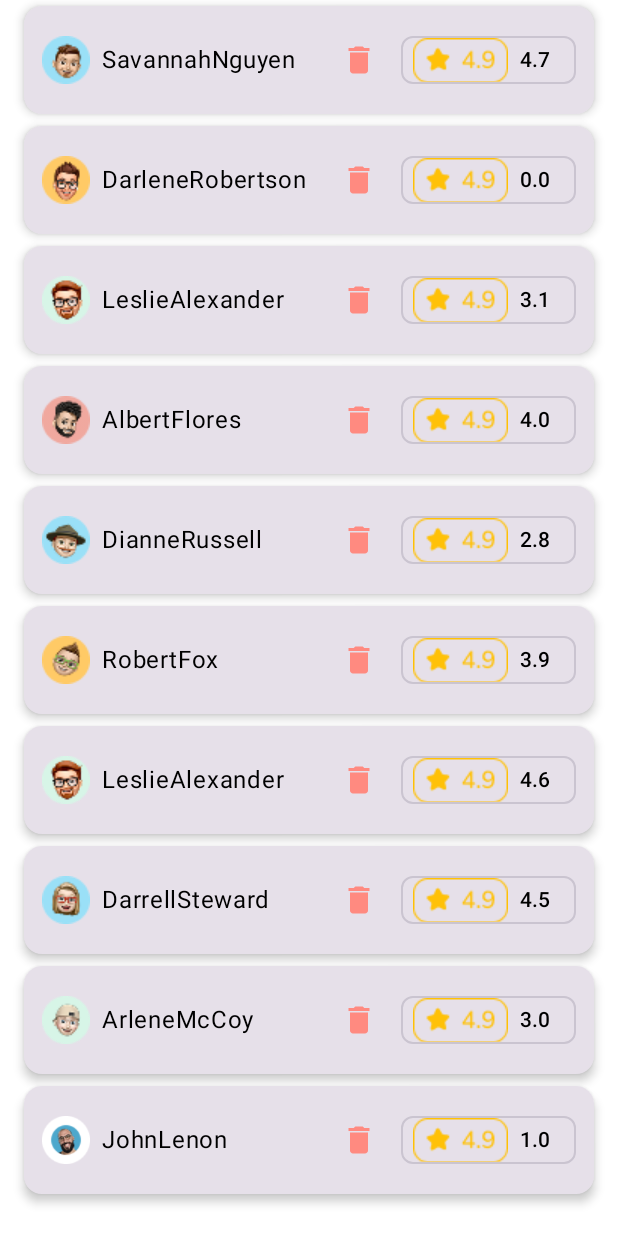
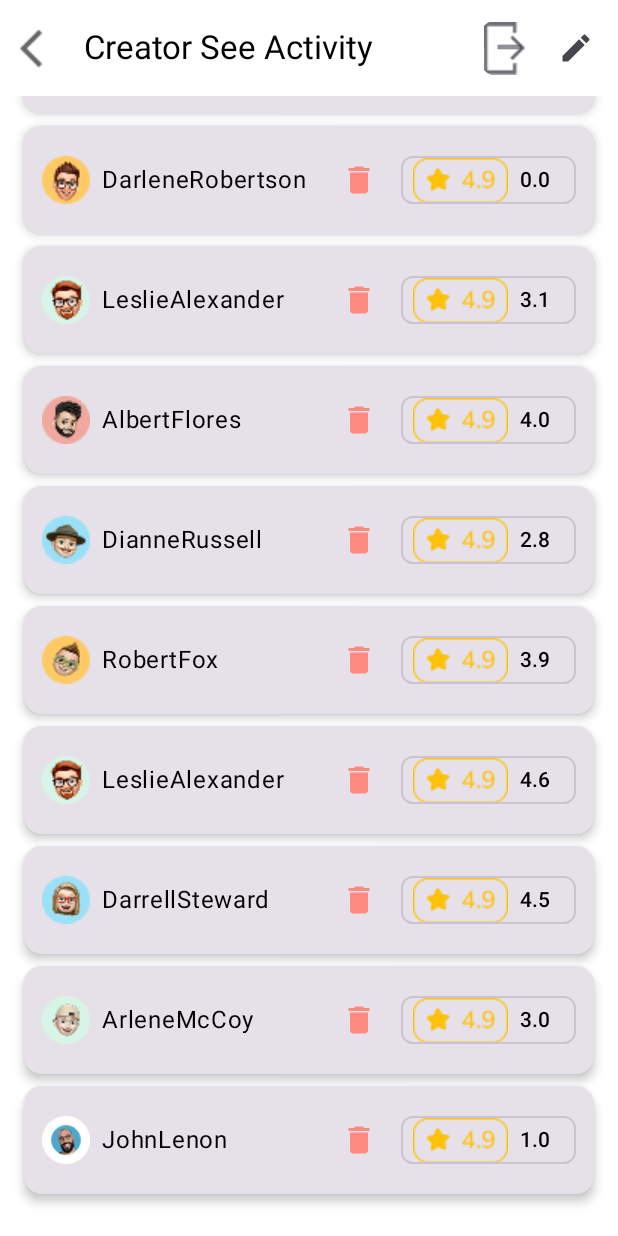
Before and after one commit to eduardoGONUBI/g10-TeamUP, an Android app built with Jetpack Compose: the CreatorActivityScreen screen opened through its navigation route, scrolled down 828 dp, on a phone screen of 412 x 824 dp. Run offline under Robolectric (Android 15) with nearby library versions, the phone set to English and light mode, and no system bars.

Commit message:
resolver problema no creator activity

```diff
--- a/FrontEnd/Mobile/app/src/main/java/com/example/teamup/ui/Scaffold.kt
+++ b/FrontEnd/Mobile/app/src/main/java/com/example/teamup/ui/Scaffold.kt
@@ -54,7 +54,7 @@ fun RootScaffold(appNav: NavHostController,startRoute: String = "Home") {
             composable("home") {
                 HomeScreen(
                     activities      = sampleActivities,
-                    onActivityClick = {navController.navigate("creator_activity")}
+                    onActivityClick = {appNav.navigate("creator_activity")}
                 )
             }
             composable("agenda") { AtivityScreen() }
@@ -69,11 +69,7 @@ fun RootScaffold(appNav: NavHostController,startRoute: String = "Home") {
             composable("notifications") {
                 NotificationScreen()
             }
-            composable("creator_activity") {
-                CreatorActivityScreen(
-                    onBack = { navController.popBackStack() }
-                )
-            }
+
         }
     }
 }
--- a/FrontEnd/Mobile/app/src/main/java/com/example/teamup/ui/screens/AtivityDetails/AtivityCreator.kt
+++ b/FrontEnd/Mobile/app/src/main/java/com/example/teamup/ui/screens/AtivityDetails/AtivityCreator.kt
@@ -1,3 +1,5 @@
+// CreatorActivityScreen.kt (ficheiro completo)
+
 package com.example.teamup.ui.screens
 
 import androidx.compose.foundation.Image
@@ -8,7 +10,6 @@ import androidx.compose.foundation.lazy.items
 import androidx.compose.material.icons.Icons
 import androidx.compose.material.icons.filled.Delete
 import androidx.compose.material.icons.filled.Edit
-import androidx.compose.material.icons.filled.Share
 import androidx.compose.material3.*
 import androidx.compose.runtime.*
 import androidx.compose.ui.Alignment
@@ -18,6 +19,10 @@ import androidx.compose.ui.layout.ContentScale
 import androidx.compose.ui.res.painterResource
 import androidx.compose.ui.text.font.FontWeight
 import androidx.compose.ui.unit.dp
+import androidx.compose.foundation.layout.WindowInsets
+import androidx.compose.foundation.layout.navigationBars
+import androidx.compose.foundation.layout.asPaddingValues
+import androidx.compose.foundation.layout.statusBarsPadding
 import com.example.teamup.R
 import com.google.android.gms.maps.model.CameraPosition
 import com.google.android.gms.maps.model.LatLng
@@ -46,46 +51,50 @@ private val participants = mutableStateListOf(
 fun CreatorActivityScreen(
     onBack: () -> Unit = {}
 ) {
-    // Posição aproximada do Complexo Desportivo da Rodovia (Braga)
     val braga = remember { LatLng(41.5535, -8.4170) }
     val cameraState = rememberCameraPositionState {
         position = CameraPosition.fromLatLngZoom(braga, 16f)
     }
 
-    LazyColumn(
+    Column(
         modifier = Modifier
             .fillMaxSize()
-            .background(MaterialTheme.colorScheme.background),
-        contentPadding = PaddingValues(bottom = 24.dp)
+            // só evita a barra de navegação (não há Scaffold nem BottomBar aqui)
+            .windowInsetsPadding(WindowInsets.navigationBars)
+            .background(MaterialTheme.colorScheme.background)
     ) {
-
-        /* ---------- Header ---------- */
-        item {
+        /* ---------- Header fixo ---------- */
         TopAppBar(
             title = { Text("Creator See Activity") },
             navigationIcon = {
                 IconButton(onClick = onBack) {
-                        Icon(painter = painterResource(
-                            id = R.drawable.arrow_back),
-                            contentDescription = "join")
+                    Icon(
+                        painter = painterResource(R.drawable.arrow_back),
+                        contentDescription = "Voltar"
+                    )
                 }
             },
             actions = {
-                    IconButton(onClick = { /* share */ }) {
+                IconButton(onClick = { /* partilhar */ }) {
                     Icon(
-                            painter = painterResource(
-                                id = R.drawable.join_activity),
-                            contentDescription = "join"
+                        painter = painterResource(R.drawable.join_activity),
+                        contentDescription = "Partilhar"
                     )
                 }
-                    IconButton(onClick = { /* edit */ }) {
+                IconButton(onClick = { /* editar */ }) {
                     Icon(Icons.Default.Edit, contentDescription = "Editar")
                 }
-                }
+            },
+            modifier = Modifier.statusBarsPadding()   // afasta da status bar
         )
-        }
 
-        /* ---------- Foto de capa ---------- */
+        /* ---------- Conteúdo rolável ---------- */
+        LazyColumn(
+            modifier = Modifier.fillMaxSize(),
+            contentPadding = PaddingValues(bottom = 24.dp)
+        ) {
+
+            /* Foto de capa */
             item {
                 Image(
                     painter = painterResource(R.drawable.sample_activity_photo),
@@ -97,13 +106,13 @@ fun CreatorActivityScreen(
                 )
             }
 
-        /* ---------- Card com info da atividade ---------- */
+            /* Card com info */
             item {
                 Card(
                     modifier = Modifier
                         .padding(16.dp)
                         .fillMaxWidth(),
-                elevation = CardDefaults.cardElevation(defaultElevation = 4.dp)
+                    elevation = CardDefaults.cardElevation(4.dp)
                 ) {
                     Column(Modifier.padding(16.dp)) {
                         Text("Futebolada – Sergio01", fontWeight = FontWeight.Bold)
@@ -114,11 +123,11 @@ fun CreatorActivityScreen(
                 }
             }
 
-        /* ---------- Mapa ---------- */
+            /* Mapa */
             item {
                 Text(
                     "Location",
-                style = MaterialTheme.typography.titleMedium,
+                    style    = MaterialTheme.typography.titleMedium,
                     modifier = Modifier.padding(start = 16.dp, top = 8.dp, bottom = 4.dp)
                 )
 
@@ -127,7 +136,7 @@ fun CreatorActivityScreen(
                         .padding(horizontal = 16.dp)
                         .fillMaxWidth()
                         .height(200.dp),
-                elevation = CardDefaults.cardElevation(defaultElevation = 4.dp)
+                    elevation = CardDefaults.cardElevation(4.dp)
                 ) {
                     GoogleMap(
                         modifier = Modifier.fillMaxSize(),
@@ -141,7 +150,7 @@ fun CreatorActivityScreen(
                 }
             }
 
-        /* ---------- Título + badge ---------- */
+            /* Participants + badge */
             item {
                 Spacer(Modifier.height(16.dp))
                 Row(
@@ -150,63 +159,54 @@ fun CreatorActivityScreen(
                 ) {
                     Text(
                         "Participants",
-                    style = MaterialTheme.typography.titleMedium,
+                        style    = MaterialTheme.typography.titleMedium,
                         modifier = Modifier.weight(1f)
                     )
                     AssistChip(
                         onClick = {},
-                    label = { Text("${participants.size}") },
-                    colors = AssistChipDefaults.assistChipColors(
+                        label   = { Text("${participants.size}") },
+                        colors  = AssistChipDefaults.assistChipColors(
                             containerColor = Color(0xFF7065FF),
-                        labelColor = Color.White
+                            labelColor     = Color.White
                         )
                     )
                 }
             }
 
-        /* ---------- Cabeçalho da tabela ---------- */
+            /* Cabeçalho da tabela */
             item {
                 Card(
                     modifier = Modifier
                         .padding(horizontal = 16.dp, vertical = 8.dp)
                         .fillMaxWidth(),
-                elevation = CardDefaults.cardElevation(defaultElevation = 4.dp)
+                    elevation = CardDefaults.cardElevation(4.dp)
                 ) {
                     Row(
                         modifier = Modifier
                             .fillMaxWidth()
                             .padding(12.dp)
                     ) {
-                    Text(
-                        text = "Participant Name",
-                        modifier = Modifier.weight(1f),
-                        fontWeight = FontWeight.Bold
-                    )
-                    Text(
-                        text = "Rating",
-                        fontWeight = FontWeight.Bold
-                    )
+                        Text("Participant Name", Modifier.weight(1f), fontWeight = FontWeight.Bold)
+                        Text("Rating", fontWeight = FontWeight.Bold)
                     }
                 }
             }
 
-        /* ---------- Lista de participantes ---------- */
+            /* Lista de participantes */
             items(participants) { p ->
-            ParticipantRow(
-                participant = p,
-                onDelete = { participants.remove(p) }
-            )
+                ParticipantRow(p) { participants.remove(p) }
+            }
         }
     }
 }
 
 @Composable
-private fun ParticipantRow(participant: Participant, onDelete: () -> Unit) {
+private fun ParticipantRow(p: Participant, onDelete: () -> Unit) {
     Card(
         modifier = Modifier
             .padding(horizontal = 16.dp, vertical = 4.dp)
             .fillMaxWidth(),
-        elevation = CardDefaults.cardElevation(defaultElevation = 4.dp)
+        elevation = CardDefaults.cardElevation(4.dp)
     ) {
         Row(
             modifier = Modifier
@@ -215,29 +215,26 @@ private fun ParticipantRow(participant: Participant, onDelete: () -> Unit) {
             verticalAlignment = Alignment.CenterVertically
         ) {
             Image(
-                painter = painterResource(participant.avatar),
+                painter = painterResource(p.avatar),
                 contentDescription = null,
                 modifier = Modifier.size(32.dp)
             )
             Spacer(Modifier.width(8.dp))
-            Text(
-                participant.name,
-                modifier = Modifier.weight(1f)
-            )
+            Text(p.name, Modifier.weight(1f))
             IconButton(onClick = onDelete) {
                 Icon(
-                    imageVector = Icons.Default.Delete,
+                    imageVector       = Icons.Default.Delete,
                     contentDescription = "Remover",
-                    tint = Color(0xFFFF8A80)
+                    tint              = Color(0xFFFF8A80)
                 )
             }
             Spacer(Modifier.width(4.dp))
             AssistChip(
                 onClick = {},
-                label = { Text("%.1f".format(participant.rating)) },
+                label   = { Text("%.1f".format(p.rating)) },
                 leadingIcon = {
                     Icon(
-                        painterResource(R.drawable.frame),
+                        painter = painterResource(R.drawable.frame),
                         contentDescription = null,
                         tint = Color(0xFFFFC107)
                     )
```
Lines whose indentation alone changed are shown as unchanged.
